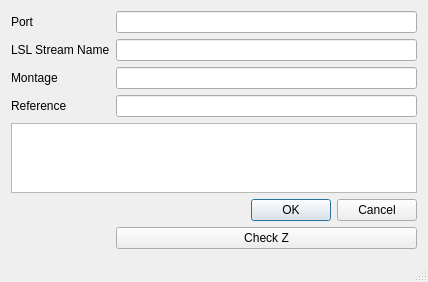
Old version of the form GUI/mainwindow.ui in the repository WearableSensing/App-WearableSensing.
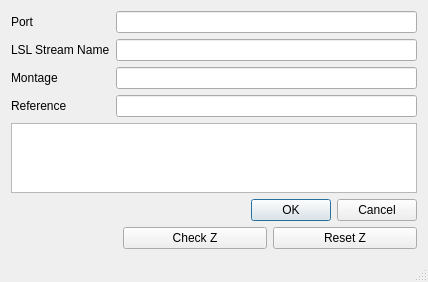
New version of the form.

Commit message: both check/reset impedance

```diff
--- a/GUI/mainwindow.ui
+++ b/GUI/mainwindow.ui
@@ -62,6 +62,15 @@
     </item>
 
     <item row="9" column="2">
+ <layout class="QHBoxLayout" name="zButtonLayout">
+  <item>
+   <spacer>
+    <property name="orientation">
+     <enum>Qt::Horizontal</enum>
+    </property>
+   </spacer>
+  </item>
+  <item>
      <widget class="QPushButton" name="ZButton">
       <property name="toolTip">
        <string>&lt;html&gt;&lt;head/&gt;&lt;body&gt;&lt;p&gt;Checks Impedance&lt;/p&gt;&lt;/body&gt;&lt;/html&gt;</string>
@@ -71,6 +80,18 @@
       </property>
      </widget>
     </item>
+  <item>
+   <widget class="QPushButton" name="ResetZButton">
+    <property name="toolTip">
+     <string>&lt;html&gt;&lt;head/&gt;&lt;body&gt;&lt;p&gt;Resets Impedance&lt;/p&gt;&lt;/body&gt;&lt;/html&gt;</string>
+    </property>
+    <property name="text">
+     <string>Reset Z</string>
+    </property>
+   </widget>
+  </item>
+ </layout>
+</item>
 
     <item row="0" column="1">
      <widget class="QLabel" name="portLabel">
```
Left out of the diff: 2 changed lines with no effect on the pictures. Lines whose indentation alone changed are shown as unchanged. The commit also changes 3 other files.
